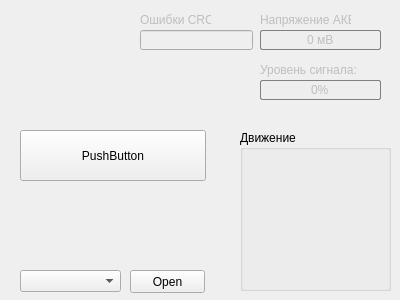
Ursadon/Dithard, file dthard-gui/mainwindow.ui: the form before one commit.
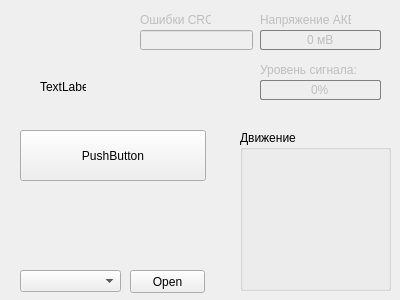
The form after the commit. Icons and pictures are not drawn.

```diff
--- a/dthard-gui/mainwindow.ui
+++ b/dthard-gui/mainwindow.ui
@@ -362,6 +362,19 @@
      </rect>
     </property>
    </widget>
+   <widget class="QLabel" name="label">
+    <property name="geometry">
+     <rect>
+      <x>40</x>
+      <y>80</y>
+      <width>46</width>
+      <height>13</height>
+     </rect>
+    </property>
+    <property name="text">
+     <string>TextLabel</string>
+    </property>
+   </widget>
   </widget>
  </widget>
  <layoutdefault spacing="6" margin="11"/>
```
